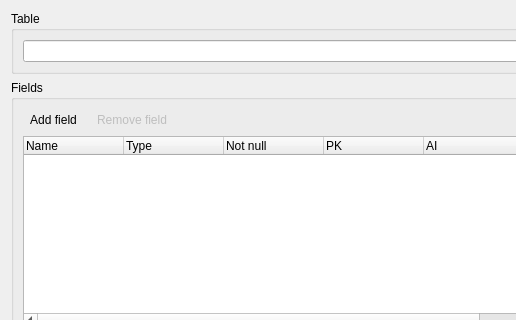
The window that src/EditTableDialog.ui (sqlitebrowser/sqlitebrowser) describes before a commit, drawn with Qt 5; both pictures show x 0 to 516 and y 0 to 320 of the 618 by 471 pixel window.
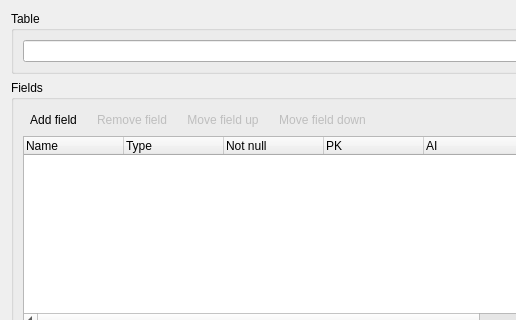
The same window after the commit. Icons and pictures are not drawn.

Commit message:
EditTableDialog: Add buttons to move a field up and down
Add two buttons to move the currently selected field up or down to allow
changing the field order of a table.

Extend the DBBrowserDB::renameColumn() method to support changing the
position of a field.

What changed in the file:
```diff
--- a/src/EditTableDialog.ui
+++ b/src/EditTableDialog.ui
@@ -85,6 +85,46 @@
           </property>
          </widget>
         </item>
+        <item>
+         <widget class="QToolButton" name="buttonMoveUp">
+          <property name="enabled">
+           <bool>false</bool>
+          </property>
+          <property name="text">
+           <string>Move field up</string>
+          </property>
+          <property name="icon">
+           <iconset resource="icons/icons.qrc">
+            <normaloff>:/icons/up</normaloff>:/icons/up</iconset>
+          </property>
+          <property name="toolButtonStyle">
+           <enum>Qt::ToolButtonTextBesideIcon</enum>
+          </property>
+          <property name="autoRaise">
+           <bool>true</bool>
+          </property>
+         </widget>
+        </item>
+        <item>
+         <widget class="QToolButton" name="buttonMoveDown">
+          <property name="enabled">
+           <bool>false</bool>
+          </property>
+          <property name="text">
+           <string>Move field down</string>
+          </property>
+          <property name="icon">
+           <iconset resource="icons/icons.qrc">
+            <normaloff>:/icons/down</normaloff>:/icons/down</iconset>
+          </property>
+          <property name="toolButtonStyle">
+           <enum>Qt::ToolButtonTextBesideIcon</enum>
+          </property>
+          <property name="autoRaise">
+           <bool>true</bool>
+          </property>
+         </widget>
+        </item>
         <item>
          <spacer name="horizontalSpacer">
           <property name="orientation">
```
Left out of the diff: 34 changed lines with no effect on the pictures. The commit also changes 7 other files.
